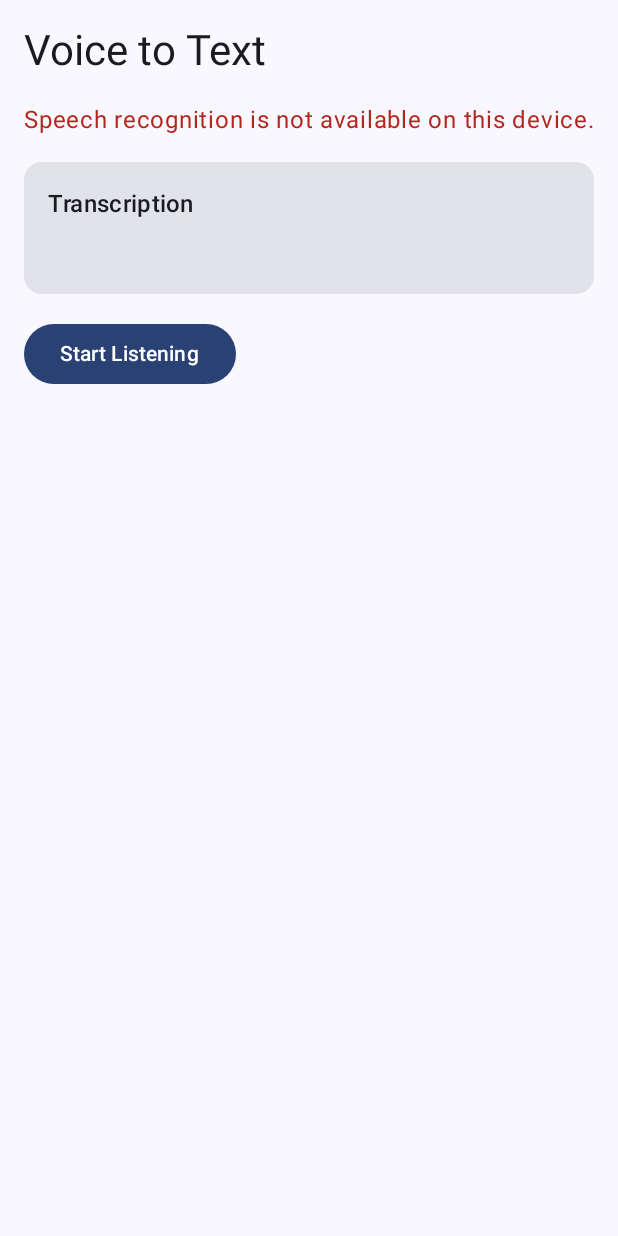
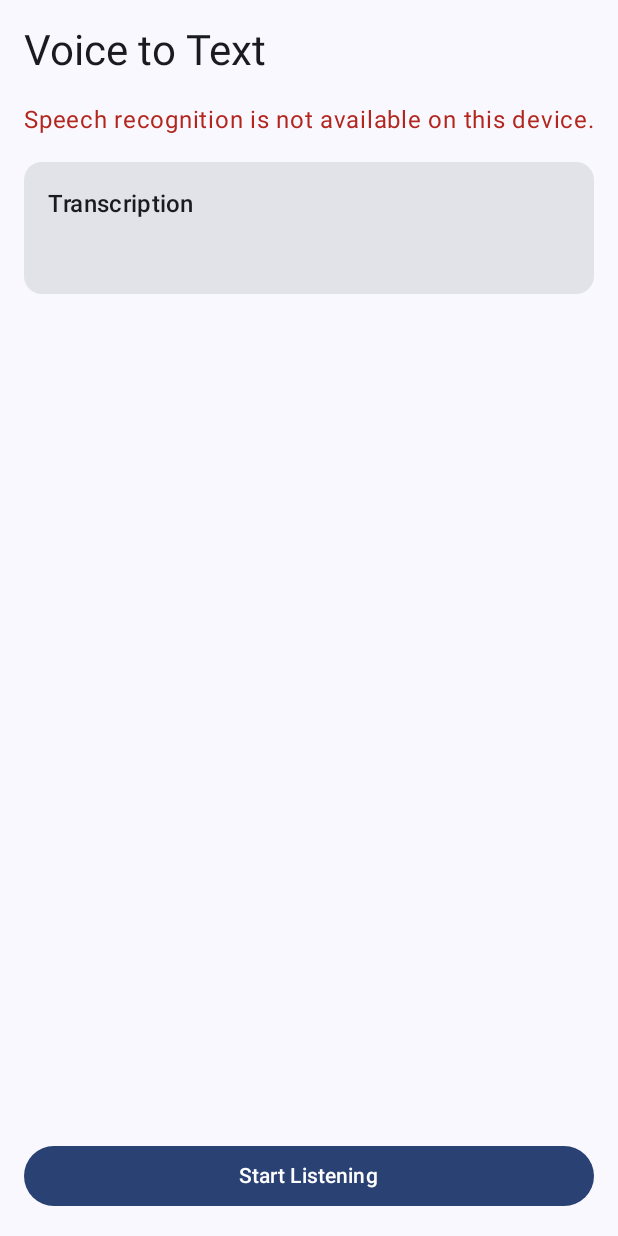
Before and after one commit to arthurabreu/Voice-Recorder-Streamer, an Android app built with Jetpack Compose: the screen it shows after launch (MainActivity), on a phone screen of 412 x 824 dp. Run offline under Robolectric (Android 15) with nearby library versions, the phone set to English and light mode, and no system bars.

Commit message:
Added scrollable to text view

```diff
--- a/app/src/main/java/com/arthurabreu/voicerecorderwebsockettransmitter/speech/ui/SpeechToTextScreen.kt
+++ b/app/src/main/java/com/arthurabreu/voicerecorderwebsockettransmitter/speech/ui/SpeechToTextScreen.kt
@@ -2,19 +2,20 @@ package com.arthurabreu.voicerecorderwebsockettransmitter.speech.ui
 
 import androidx.compose.foundation.layout.Arrangement
 import androidx.compose.foundation.layout.Column
-import androidx.compose.foundation.layout.PaddingValues
 import androidx.compose.foundation.layout.fillMaxSize
 import androidx.compose.foundation.layout.fillMaxWidth
+import androidx.compose.foundation.layout.navigationBarsPadding
 import androidx.compose.foundation.layout.padding
 import androidx.compose.foundation.rememberScrollState
 import androidx.compose.foundation.verticalScroll
 import androidx.compose.material3.Button
 import androidx.compose.material3.Card
 import androidx.compose.material3.MaterialTheme
+import androidx.compose.material3.Scaffold
 import androidx.compose.material3.Text
 import androidx.compose.runtime.Composable
+import androidx.compose.runtime.collectAsState
 import androidx.compose.runtime.getValue
-import androidx.compose.runtime.collectAsState
 import androidx.compose.ui.Modifier
 import androidx.compose.ui.unit.dp
 import com.arthurabreu.voicerecorderwebsockettransmitter.speech.presentation.SpeechToTextViewModel
@@ -27,16 +28,14 @@ fun SpeechToTextScreen(
     val uiState by viewModel.uiState.collectAsState()
     val micPermission = rememberMicrophonePermission()
 
+    Scaffold(
+        bottomBar = {
             Column(
                 modifier = Modifier
-            .fillMaxSize()
-            .padding(PaddingValues(16.dp))
-            .verticalScroll(rememberScrollState()),
-        verticalArrangement = Arrangement.spacedBy(16.dp)
+                    .fillMaxWidth()
+                    .navigationBarsPadding()
+                    .padding(16.dp)
             ) {
-        Header()
-        uiState.error?.let { ErrorText(it) }
-        TranscriptionCard(finalText = uiState.finalText, partial = uiState.partialText)
                 ControlButton(
                     isListening = uiState.isListening,
                     hasAudioPermission = micPermission.hasPermission,
@@ -44,6 +43,28 @@ fun SpeechToTextScreen(
                     onStart = { viewModel.onStart() },
                     onStop = { viewModel.onStop() }
                 )
+            }
+        }
+    ) { innerPadding ->
+        Column(
+            modifier = Modifier
+                .fillMaxSize()
+                .padding(innerPadding)
+                .padding(16.dp),
+            verticalArrangement = Arrangement.spacedBy(16.dp)
+        ) {
+            // Scrollable content area takes remaining space
+            Column(
+                modifier = Modifier
+                    .weight(1f)
+                    .verticalScroll(rememberScrollState()),
+                verticalArrangement = Arrangement.spacedBy(16.dp)
+            ) {
+                Header()
+                uiState.error?.let { ErrorText(it) }
+                TranscriptionCard(finalText = uiState.finalText, partial = uiState.partialText)
+            }
+        }
     }
 }
 
@@ -92,7 +113,7 @@ private fun ControlButton(
         } else {
             onStart()
         }
-    }) {
+    }, modifier = Modifier.fillMaxWidth()) {
         Text(if (isListening) "Stop Listening" else "Start Listening")
     }
 }
```
Lines whose indentation alone changed are shown as unchanged.
